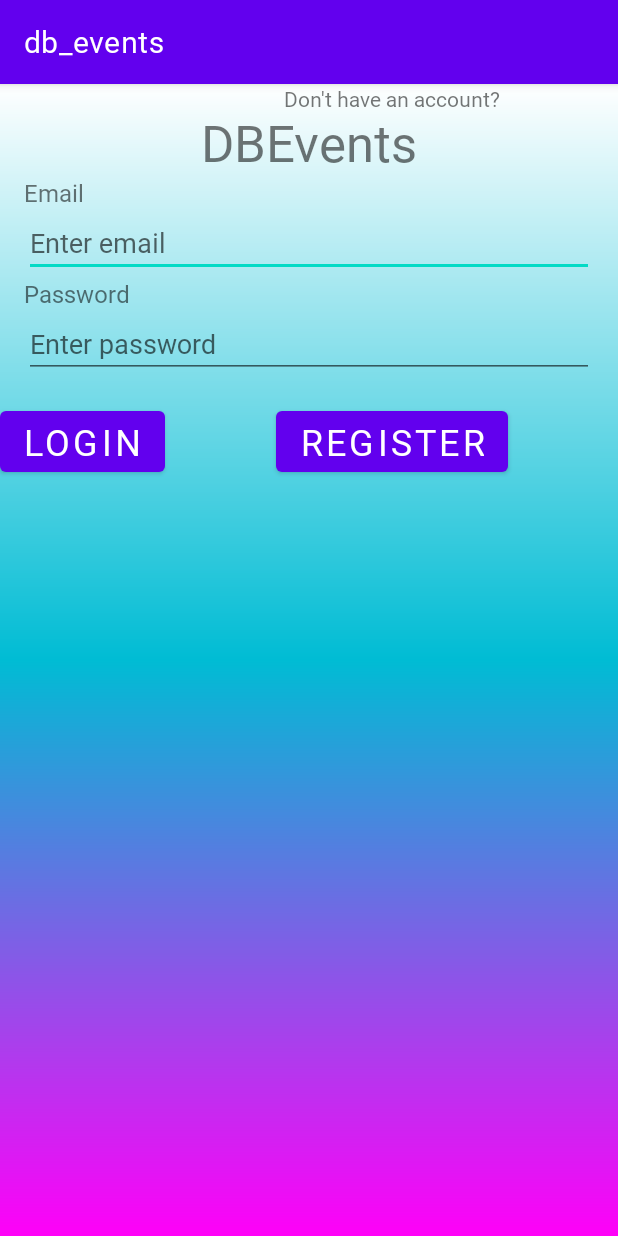
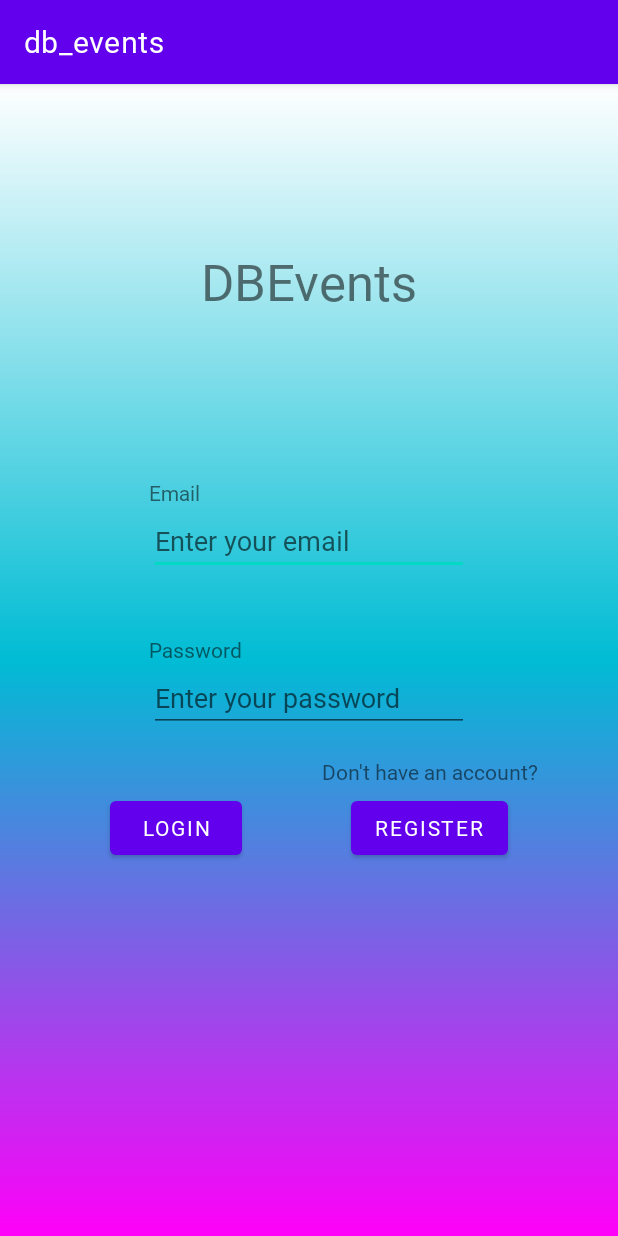
Before and after one commit to BEX-Events-Android/Frontend, an Android app: the screen it shows after launch (MainActivity), on a phone screen of 412 x 824 dp. Run offline under Robolectric (Android 15) with nearby library versions, the phone set to English and light mode, and no system bars; our stand-ins replace navigation-ui.

Commit message:
started implementing networking and fetching

```diff
--- a/app/src/main/AndroidManifest.xml
+++ b/app/src/main/AndroidManifest.xml
@@ -2,6 +2,8 @@
 <manifest xmlns:android="http://schemas.android.com/apk/res/android"
     xmlns:tools="http://schemas.android.com/tools"
     package="com.example.db_events">
+
+    <uses-permission android:name="android.permission.INTERNET" />
 
     <application
         android:allowBackup="true"
--- a/app/src/main/java/com/example/db_events/EventAdapter.kt
+++ b/app/src/main/java/com/example/db_events/EventAdapter.kt
@@ -48,7 +48,7 @@ class EventAdapter: RecyclerView.Adapter<EventAdapter.EventViewListHolder>() {
     class EventViewListHolder(private val binding: EventListViewBinding) :
         RecyclerView.ViewHolder(binding.root) {
         fun bind(item: EventModel) {
-            binding.eventDate.text = item.date
+            binding.eventDate.text = item.startDateTime
             binding.eventDescription.text = item.description
             binding.eventNameTv.text = item.name
         }
--- a/app/src/main/res/layout/fragment_login.xml
+++ b/app/src/main/res/layout/fragment_login.xml
@@ -8,167 +8,86 @@
     tools:context=".LoginFragment">
 
         <TextView
-        android:id="@+id/title"
-        android:layout_width="match_parent"
+            android:id="@+id/db_events"
+            android:layout_width="wrap_content"
             android:layout_height="wrap_content"
             android:fontFamily="@font/roboto_bold"
-        android:paddingTop="@dimen/m_medium"
             android:text="DBEvents"
-        android:textAlignment="center"
-        android:textSize="@dimen/large_text"
+            android:textSize="34sp"
+            app:layout_constraintBottom_toTopOf="@+id/email_label"
+            app:layout_constraintEnd_toEndOf="parent"
+            app:layout_constraintStart_toStartOf="parent"
             app:layout_constraintTop_toTopOf="parent" />
 
         <TextView
             android:id="@+id/email_label"
             android:layout_width="wrap_content"
             android:layout_height="wrap_content"
-        android:fontFamily="@font/roboto"
             android:text="Email"
-        android:textSize="@dimen/small_text"
-        app:layout_constraintStart_toStartOf="@id/email_input"
-        app:layout_constraintTop_toBottomOf="@id/title" />
+            app:layout_constraintBottom_toTopOf="@+id/email_input"
+            app:layout_constraintStart_toStartOf="@+id/email_input" />
 
         <EditText
             android:id="@+id/email_input"
-        android:layout_width="match_parent"
+            android:layout_width="wrap_content"
             android:layout_height="wrap_content"
-        android:layout_marginStart="@dimen/m_medium"
-        android:layout_marginEnd="@dimen/m_medium"
-        android:hint="@string/enter_email"
-        app:layout_constraintTop_toBottomOf="@id/email_label" />
+            android:layout_marginBottom="40dp"
+            android:ems="10"
+            android:hint="Enter your email"
+            android:inputType="textPersonName"
+            app:layout_constraintBottom_toTopOf="@+id/password_label"
+            app:layout_constraintEnd_toEndOf="parent"
+            app:layout_constraintStart_toStartOf="parent" />
 
         <TextView
             android:id="@+id/password_label"
             android:layout_width="wrap_content"
             android:layout_height="wrap_content"
-        android:fontFamily="@font/roboto"
             android:text="Password"
-        android:textSize="@dimen/small_text"
-        app:layout_constraintStart_toStartOf="@id/email_input"
-        app:layout_constraintTop_toBottomOf="@id/email_input" />
+            app:layout_constraintBottom_toTopOf="@+id/password_input"
+            app:layout_constraintStart_toStartOf="@+id/password_input" />
 
         <EditText
             android:id="@+id/password_input"
-        android:layout_width="match_parent"
+            android:layout_width="wrap_content"
             android:layout_height="wrap_content"
-        android:layout_marginStart="@dimen/m_medium"
-        android:layout_marginEnd="@dimen/m_medium"
-        android:hint="@string/enter_password"
-        app:layout_constraintTop_toBottomOf="@id/password_label" />
+            android:layout_marginBottom="40dp"
+            android:ems="10"
+            android:hint="Enter your password"
+            android:inputType="textPassword"
+            app:layout_constraintBottom_toTopOf="@+id/login_button"
+            app:layout_constraintEnd_toEndOf="parent"
+            app:layout_constraintStart_toStartOf="parent" />
 
         <Button
             android:id="@+id/login_button"
             android:layout_width="wrap_content"
             android:layout_height="wrap_content"
-        android:layout_marginTop="@dimen/m_medium"
-        android:fontFamily="@font/roboto"
             android:text="Login"
-        android:textSize="@dimen/medium_text"
-        app:layout_constraintStart_toStartOf="parent"
-        app:layout_constraintTop_toBottomOf="@id/password_input" />
+            app:layout_constraintBaseline_toBaselineOf="@+id/register_button"
+            app:layout_constraintEnd_toStartOf="@+id/register_button"
+            app:layout_constraintHorizontal_bias="0.5"
+            app:layout_constraintStart_toStartOf="parent" />
 
         <Button
             android:id="@+id/register_button"
             android:layout_width="wrap_content"
             android:layout_height="wrap_content"
-        android:fontFamily="@font/roboto"
+            android:layout_marginBottom="248dp"
             android:text="Register"
-        android:textSize="@dimen/medium_text"
-        app:layout_constraintBottom_toBottomOf="@id/login_button"
-        app:layout_constraintLeft_toRightOf="@id/login_button"
-        app:layout_constraintRight_toRightOf="parent"
-        app:layout_constraintTop_toTopOf="@id/login_button" />
+            app:layout_constraintBottom_toBottomOf="parent"
+            app:layout_constraintEnd_toEndOf="parent"
+            app:layout_constraintHorizontal_bias="0.5"
+            app:layout_constraintStart_toEndOf="@+id/login_button" />
 
         <TextView
-        android:id="@+id/no_account"
+            android:id="@+id/account_label"
             android:layout_width="wrap_content"
-        android:layout_height="match_parent"
+            android:layout_height="wrap_content"
+            android:layout_marginBottom="4dp"
             android:text="Don't have an account?"
-        app:layout_constraintBottom_toTopOf="@id/register_button"
-        app:layout_constraintLeft_toLeftOf="@id/register_button"
-        app:layout_constraintRight_toRightOf="@id/register_button" />
-
-    <!--    <TextView-->
-    <!--        android:id="@+id/db_events"-->
-    <!--        android:layout_width="wrap_content"-->
-    <!--        android:layout_height="wrap_content"-->
-    <!--        android:fontFamily="@font/roboto_bold"-->
-    <!--        android:text="DBEvents"-->
-    <!--        android:textSize="34sp"-->
-    <!--        app:layout_constraintBottom_toTopOf="@+id/email_label"-->
-    <!--        app:layout_constraintEnd_toEndOf="parent"-->
-    <!--        app:layout_constraintStart_toStartOf="parent"-->
-    <!--        app:layout_constraintTop_toTopOf="parent" />-->
-
-    <!--    <TextView-->
-    <!--        android:id="@+id/email_label"-->
-    <!--        android:layout_width="wrap_content"-->
-    <!--        android:layout_height="wrap_content"-->
-    <!--        android:text="Email"-->
-    <!--        app:layout_constraintBottom_toTopOf="@+id/email_input"-->
-    <!--        app:layout_constraintStart_toStartOf="@+id/email_input" />-->
-
-    <!--    <EditText-->
-    <!--        android:id="@+id/email_input"-->
-    <!--        android:layout_width="wrap_content"-->
-    <!--        android:layout_height="wrap_content"-->
-    <!--        android:layout_marginBottom="40dp"-->
-    <!--        android:ems="10"-->
-    <!--        android:hint="Enter your email"-->
-    <!--        android:inputType="textPersonName"-->
-    <!--        app:layout_constraintBottom_toTopOf="@+id/password_label"-->
-    <!--        app:layout_constraintEnd_toEndOf="parent"-->
-    <!--        app:layout_constraintStart_toStartOf="parent" />-->
-
-    <!--    <TextView-->
-    <!--        android:id="@+id/password_label"-->
-    <!--        android:layout_width="wrap_content"-->
-    <!--        android:layout_height="wrap_content"-->
-    <!--        android:text="Password"-->
-    <!--        app:layout_constraintBottom_toTopOf="@+id/password_input"-->
-    <!--        app:layout_constraintStart_toStartOf="@+id/password_input" />-->
-
-    <!--    <EditText-->
-    <!--        android:id="@+id/password_input"-->
-    <!--        android:layout_width="wrap_content"-->
-    <!--        android:layout_height="wrap_content"-->
-    <!--        android:layout_marginBottom="40dp"-->
-    <!--        android:ems="10"-->
-    <!--        android:hint="Enter your password"-->
-    <!--        android:inputType="textPassword"-->
-    <!--        app:layout_constraintBottom_toTopOf="@+id/login_button"-->
-    <!--        app:layout_constraintEnd_toEndOf="parent"-->
-    <!--        app:layout_constraintStart_toStartOf="parent" />-->
-
-    <!--    <Button-->
-    <!--        android:id="@+id/login_button"-->
-    <!--        android:layout_width="wrap_content"-->
-    <!--        android:layout_height="wrap_content"-->
-    <!--        android:text="Login"-->
-    <!--        app:layout_constraintBaseline_toBaselineOf="@+id/register_button"-->
-    <!--        app:layout_constraintEnd_toStartOf="@+id/register_button"-->
-    <!--        app:layout_constraintHorizontal_bias="0.5"-->
-    <!--        app:layout_constraintStart_toStartOf="parent" />-->
-
-    <!--    <Button-->
-    <!--        android:id="@+id/register_button"-->
-    <!--        android:layout_width="wrap_content"-->
-    <!--        android:layout_height="wrap_content"-->
-    <!--        android:layout_marginBottom="248dp"-->
-    <!--        android:text="Register"-->
-    <!--        app:layout_constraintBottom_toBottomOf="parent"-->
-    <!--        app:layout_constraintEnd_toEndOf="parent"-->
-    <!--        app:layout_constraintHorizontal_bias="0.5"-->
-    <!--        app:layout_constraintStart_toEndOf="@+id/login_button" />-->
-
-    <!--    <TextView-->
-    <!--        android:id="@+id/account_label"-->
-    <!--        android:layout_width="wrap_content"-->
-    <!--        android:layout_height="wrap_content"-->
-    <!--        android:layout_marginBottom="4dp"-->
-    <!--        android:text="Don't have an account?"-->
-    <!--        app:layout_constraintStart_toStartOf="@+id/register_button"-->
-    <!--        app:layout_constraintEnd_toEndOf="@+id/register_button"-->
-    <!--        app:layout_constraintBottom_toTopOf="@+id/register_button"/>-->
+            app:layout_constraintStart_toStartOf="@+id/register_button"
+            app:layout_constraintEnd_toEndOf="@+id/register_button"
+            app:layout_constraintBottom_toTopOf="@+id/register_button"/>
 
 </androidx.constraintlayout.widget.ConstraintLayout>
```
Also changed, not shown: app/build.gradle (+13 -0 lines), app/src/main/java/com/example/db_events/EventModel.kt (+6 -3 lines), app/src/main/java/com/example/db_events/EventsListFragment.kt (+37 -0 lines), app/src/main/java/com/example/db_events/network/EventsApiService.kt (added, +36 -0 lines), build.gradle (+11 -0 lines). Lines whose indentation alone changed are shown as unchanged.
